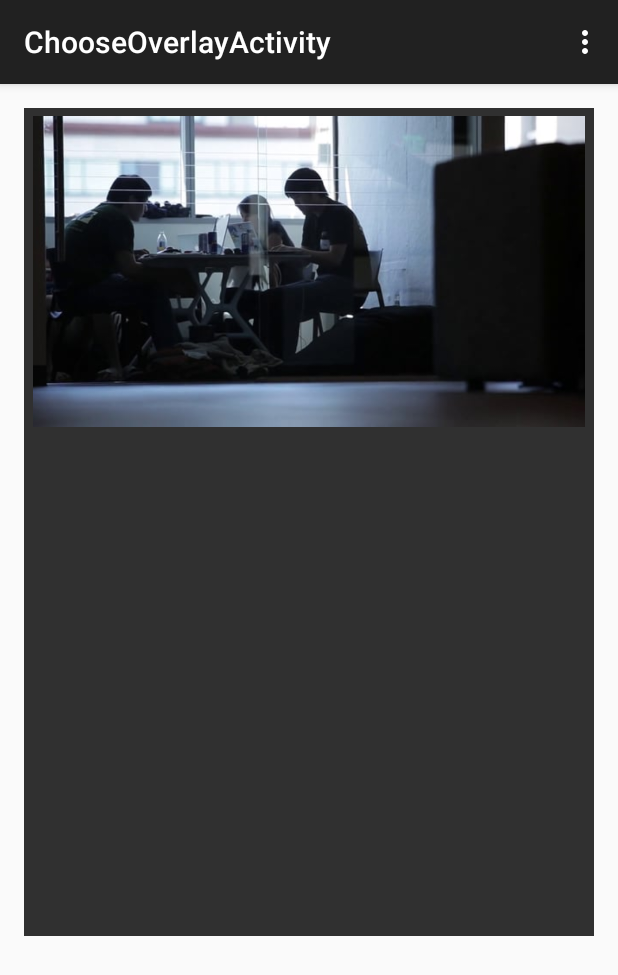
After one commit to dariaev/Overlay, an Android app: the ChooseOverlayActivity screen opened directly, with no data from a screen before it, on a phone screen of 412 x 824 dp. The commit adds this screen. Shown: the top 975 px of the screen. Run offline under Robolectric (Android 15) with nearby library versions, the light colour scheme and no system bars.

Commit message:
Base activity_choose_overlay commit

```diff
--- a/app/src/main/AndroidManifest.xml
+++ b/app/src/main/AndroidManifest.xml
@@ -16,6 +16,10 @@
                 <category android:name="android.intent.category.LAUNCHER" />
             </intent-filter>
         </activity>
+        <activity
+            android:name=".ChooseOverlayActivity"
+            android:label="@string/title_activity_choose_overlay" >
+        </activity>
     </application>
 
 </manifest>
--- /dev/null
+++ b/app/src/main/java/hackfest/overlay/ChooseOverlayActivity.java
@@ -0,0 +1,39 @@
+package hackfest.overlay;
+
+import android.support.v7.app.ActionBarActivity;
+import android.os.Bundle;
+import android.view.Menu;
+import android.view.MenuItem;
+
+
+public class ChooseOverlayActivity extends ActionBarActivity {
+
+    @Override
+    protected void onCreate(Bundle savedInstanceState) {
+        super.onCreate(savedInstanceState);
+        setContentView(R.layout.activity_choose_overlay);
+    }
+
+
+    @Override
+    public boolean onCreateOptionsMenu(Menu menu) {
+        // Inflate the menu; this adds items to the action bar if it is present.
+        getMenuInflater().inflate(R.menu.menu_choose_overlay, menu);
+        return true;
+    }
+
+    @Override
+    public boolean onOptionsItemSelected(MenuItem item) {
+        // Handle action bar item clicks here. The action bar will
+        // automatically handle clicks on the Home/Up button, so long
+        // as you specify a parent activity in AndroidManifest.xml.
+        int id = item.getItemId();
+
+        //noinspection SimplifiableIfStatement
+        if (id == R.id.action_settings) {
+            return true;
+        }
+
+        return super.onOptionsItemSelected(item);
+    }
+}
--- /dev/null
+++ b/app/src/main/res/layout/activity_choose_overlay.xml
@@ -0,0 +1,36 @@
+<LinearLayout xmlns:android="http://schemas.android.com/apk/res/android"
+    xmlns:tools="http://schemas.android.com/tools" android:layout_width="match_parent"
+    android:layout_height="match_parent" android:paddingLeft="@dimen/activity_horizontal_margin"
+    android:paddingRight="@dimen/activity_horizontal_margin"
+    android:paddingTop="@dimen/activity_vertical_margin"
+    android:paddingBottom="@dimen/activity_vertical_margin"
+    android:orientation="vertical"
+    tools:context="hackfest.overlay.ChooseOverlayActivity"
+    android:id="@+id/root_choose_overlay">
+
+
+    <FrameLayout
+        android:layout_width="match_parent"
+        android:layout_height="0dp"
+        android:layout_weight=".6"
+        android:background="@color/background_material_dark">
+
+        <ImageView
+            android:layout_width="match_parent"
+            android:layout_height="wrap_content"
+            android:scaleType="fitCenter"
+            android:padding="5dp"
+            android:adjustViewBounds="true"
+            android:src="@drawable/greylock_sample"
+            android:id="@+id/imageView" />
+
+        </FrameLayout>
+
+    <ListView
+        android:layout_width="match_parent"
+        android:layout_height="0dp"
+        android:layout_weight=".2"
+        android:id="@+id/listView"
+        android:layout_gravity="center_horizontal" />
+
+</LinearLayout>
--- /dev/null
+++ b/app/src/main/res/menu/menu_choose_overlay.xml
@@ -0,0 +1,7 @@
+<menu xmlns:android="http://schemas.android.com/apk/res/android"
+    xmlns:app="http://schemas.android.com/apk/res-auto"
+    xmlns:tools="http://schemas.android.com/tools"
+    tools:context="hackfest.overlay.ChooseOverlayActivity">
+    <item android:id="@+id/action_settings" android:title="@string/action_settings"
+        android:orderInCategory="100" app:showAsAction="never" />
+</menu>
--- a/app/src/main/res/values/strings.xml
+++ b/app/src/main/res/values/strings.xml
@@ -4,4 +4,5 @@
     <string name="action_settings">Settings</string>
     <string name="drawer_close">drawclose</string>
     <string name="drawer_open">drawop</string>
+    <string name="title_activity_choose_overlay">ChooseOverlayActivity</string>
 </resources>
```
Also changed, not shown: app/src/main/res/drawable/greylock_sample.jpg (added), 2 other files.
